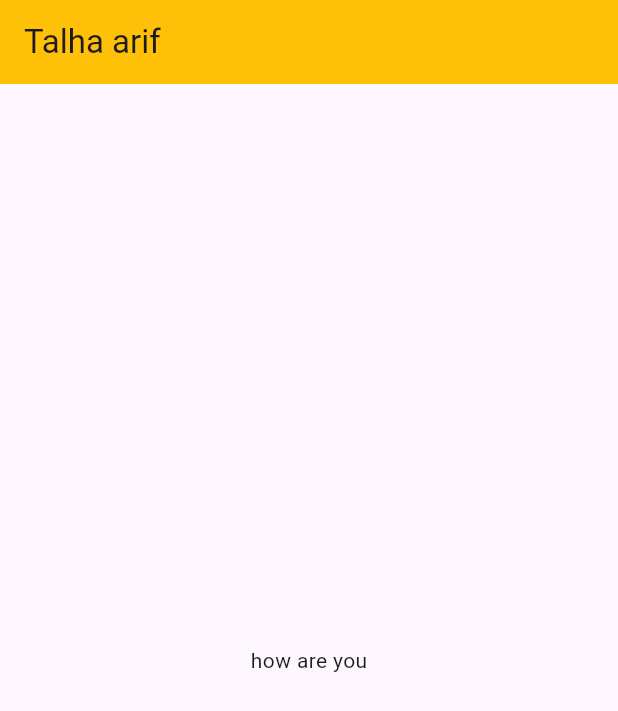
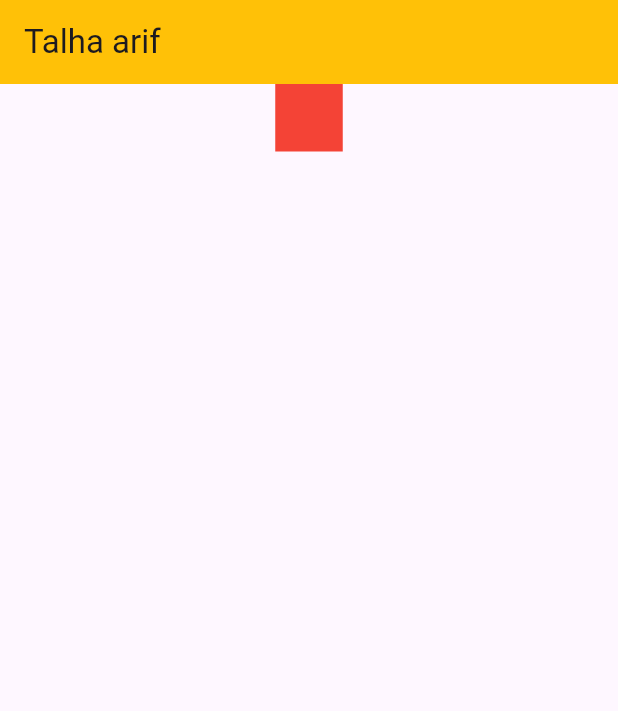
Before and after one commit to talhaarif7474jd3-blip/Profile-Card-App-, a Flutter app: the screen it shows after launch, on a phone screen of 412 x 824 dp. Shown: the top 711 px of the screen. Run offline on Flutter 3.47's test engine with Material 3 defaults, Android fonts, the phone set to English and light mode, and no system bars.

Commit message:
feat: container create for learning purpose

```diff
--- a/lib/home.dart
+++ b/lib/home.dart
@@ -9,7 +9,17 @@ class Home extends StatelessWidget {
         title: Text("Talha arif"),
         backgroundColor: Colors.amber,
       ),
-      body: Center(child: Text("how are you")),
+      body: Column(
+        children: [
+          Center(
+            child: Container(
+              width: 45,
+              height: 45,
+              color: Colors.red,
+            ),
+          )
+        ],
+      )
     );
   }
 }
```
